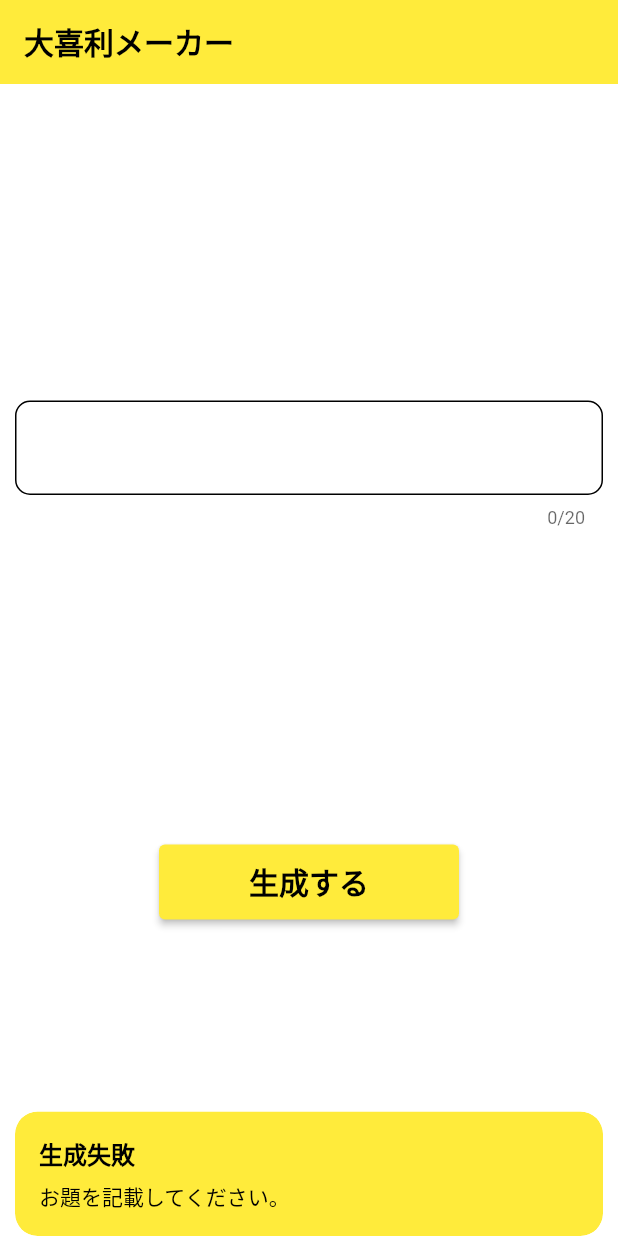
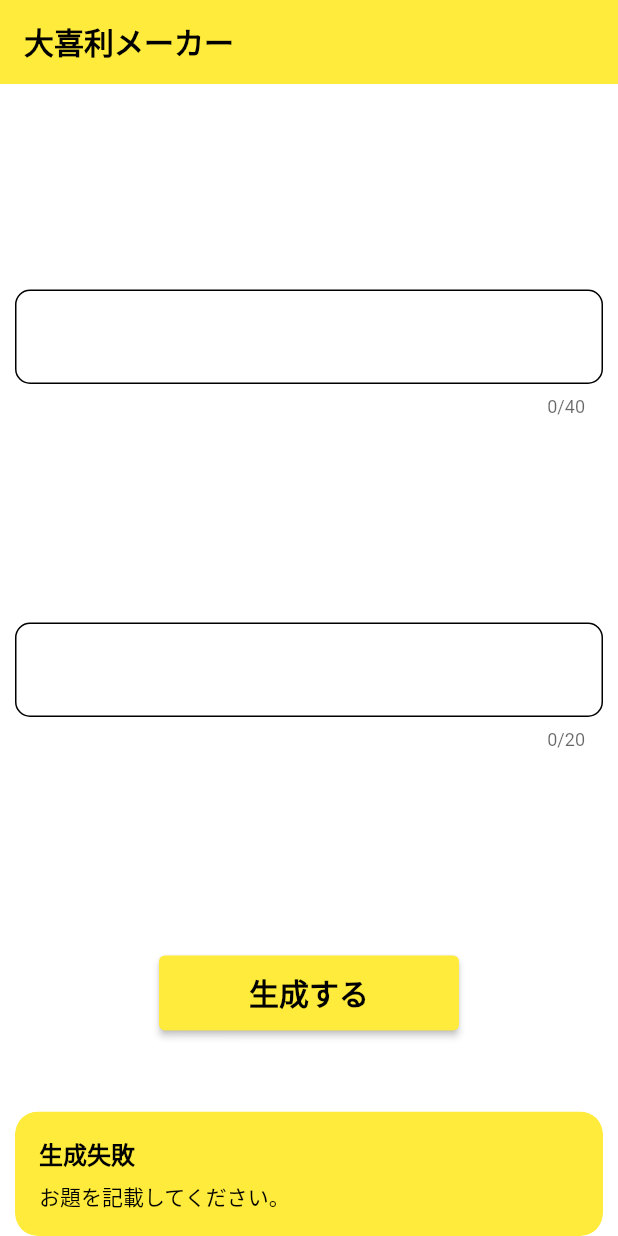
Before and after one commit to iseruuuuu/bokete_maker_app, a Flutter app: the screen it shows after launch, after a tap on "生成する", on a phone screen of 412 x 824 dp. Run offline on Flutter 3.47's test engine with Material 2 defaults, Android fonts, the phone set to English and light mode, and no system bars; our stand-ins replace flutter_easyloading, get, image_gallery_saver, screenshot, share_plus.

Commit message:
📱 生成された画像にsubtitleを追加・文字数の制限を拡張した

```diff
--- a/lib/screen/image_editor/image_editor_screen_controller.dart
+++ b/lib/screen/image_editor/image_editor_screen_controller.dart
@@ -19,7 +19,7 @@ class ImageEditorScreenController extends GetxController {
   ScreenshotController screenshotController = ScreenshotController();
 
   void incrementFontSize() {
-    if (fontSize < 50 && padding < 80) {
+    if (fontSize < 33 && padding < 80) {
       fontSize.value++;
     }
   }
@@ -29,7 +29,7 @@ class ImageEditorScreenController extends GetxController {
   }
 
   void incrementPadding() {
-    if (fontSize < 50 && padding < 80) {
+    if (fontSize < 33 && padding < 80) {
       padding.value++;
     }
   }
--- a/lib/screen/title/image_create_screen.dart
+++ b/lib/screen/title/image_create_screen.dart
@@ -36,7 +36,45 @@ class ImageCreateScreen extends StatelessWidget {
             Padding(
               padding: const EdgeInsets.symmetric(horizontal: 10),
               child: TextField(
-                onChanged: controller.onChanged,
+                onChanged: controller.onTitleChanged,
+                maxLines: 2,
+                maxLength: 40,
+                inputFormatters: [
+                  TextInputFormatter.withFunction(
+                      (TextEditingValue oldValue, TextEditingValue newValue) {
+                    int numLines = '\n'.allMatches(newValue.text).length;
+                    if (numLines > 1) {
+                      return oldValue;
+                    }
+                    return newValue;
+                  }),
+                ],
+                minLines: 1,
+                style: const TextStyle(
+                  fontSize: 20,
+                  fontWeight: FontWeight.w500,
+                  color: Colors.black,
+                ),
+                decoration: InputDecoration(
+                  enabledBorder: OutlineInputBorder(
+                    borderRadius: BorderRadius.circular(10),
+                    borderSide: const BorderSide(
+                      color: Colors.black,
+                    ),
+                  ),
+                  focusedBorder: OutlineInputBorder(
+                    borderRadius: BorderRadius.circular(10),
+                    borderSide: const BorderSide(
+                      color: Colors.blue,
+                    ),
+                  ),
+                ),
+              ),
+            ),
+            Padding(
+              padding: const EdgeInsets.symmetric(horizontal: 10),
+              child: TextField(
+                onChanged: controller.onSubTitleChanged,
                 maxLines: 2,
                 maxLength: 20,
                 inputFormatters: [
--- a/lib/screen/title/image_create_screen_controller.dart
+++ b/lib/screen/title/image_create_screen_controller.dart
@@ -10,18 +10,28 @@ import '../image_editor/image_editor_screen.dart';
 
 class ImageCreateScreenController extends GetxController {
   String text = '';
+  String subTitle = '';
 
-  void onChanged(String value) {
+  void onTitleChanged(String value) {
     text = value;
   }
 
+  void onSubTitleChanged(String value) {
+    subTitle = value;
+  }
+
   void onSubmit() async {
-    if (text.isNotEmpty) {
+    if (text.isNotEmpty || subTitle.isNotEmpty) {
       EasyLoading.show(status: 'loading...');
       await Future.delayed(const Duration(seconds: 3));
       EasyLoading.dismiss();
       await Future.delayed(const Duration(seconds: 1));
-      Get.to(() => ImageEditorScreen(title: text));
+      Get.to(
+        () => ImageEditorScreen(
+          title: text,
+          subTitle: subTitle,
+        ),
+      );
     } else {
       Get.snackbar(
         '生成失敗',
--- a/pubspec.yaml
+++ b/pubspec.yaml
@@ -3,7 +3,7 @@ description: A new Flutter project.
 
 
 publish_to: 'none'
-version: 1.0.0+1
+version: 1.0.0+2
 
 environment:
   sdk: '>=2.19.0-374.1.beta <3.0.0'
@@ -19,9 +19,9 @@ dependencies:
 
   # image
   image_gallery_saver: ^1.7.1
-  screenshot: ^1.2.3
+  screenshot: ^2.1.0
+  path_provider: ^2.0.15
   flutter_easyloading: ^3.0.5
-  path_provider: ^2.0.15
   share_plus: ^7.0.1
 
 flutter_gen:
```
Also changed, not shown: lib/screen/image_editor/image_editor_screen.dart (+28 -6 lines), pubspec.lock, 4 other files.
